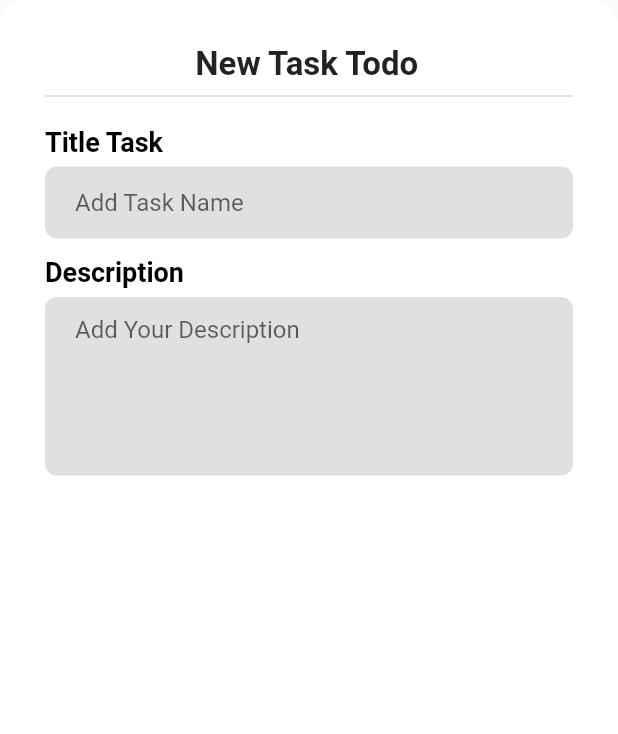
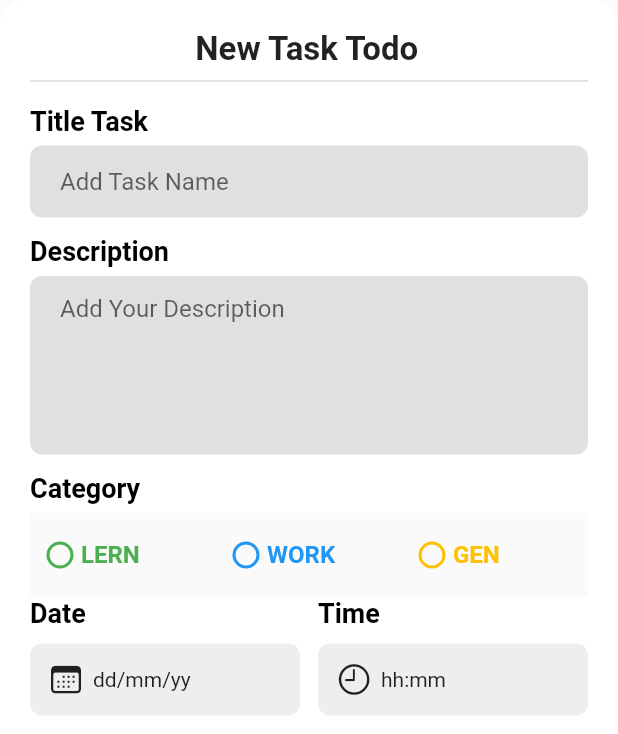
Before and after one commit to AbdullahiKhalif/Todo-App-Flutter, a Flutter app: the AddNewTaskWidget widget shown alone on an empty page, opened directly, on a phone screen of 412 x 824 dp. Shown: the top 734 px of the screen. Run offline on Flutter 3.47's test engine with Material 2 defaults, Android fonts, the phone set to English and light mode, and no system bars; our stand-ins replace gap.

Commit message:
adding custom category widget and date a& time

```diff
--- a/lib/main.dart
+++ b/lib/main.dart
@@ -103,6 +103,7 @@ class MyApp extends StatelessWidget {
                     child: Text('+ New Task'),
                     onPressed: () => {
                       showModalBottomSheet(
+                          isScrollControlled: true,
                           shape: BeveledRectangleBorder(
                               borderRadius: BorderRadius.only(
                                   topLeft: Radius.circular(5.0),
--- a/lib/widgets/add_new_task.dart
+++ b/lib/widgets/add_new_task.dart
@@ -1,6 +1,9 @@
+import 'package:flutter/cupertino.dart';
 import 'package:flutter/material.dart';
 import 'package:gap/gap.dart';
 import 'package:todo_app/constants/app_style_constants.dart';
+import 'package:todo_app/widgets/date_time.dart';
+import 'package:todo_app/widgets/radio-list-tile.dart';
 import 'package:todo_app/widgets/text_field.dart';
 
 class AddNewTaskWidget extends StatelessWidget {
@@ -11,8 +14,8 @@ class AddNewTaskWidget extends StatelessWidget {
   @override
   Widget build(BuildContext context) {
     return Container(
-      padding: const EdgeInsets.all(30.0),
-      height: MediaQuery.of(context).size.height * 0.70,
+      padding: const EdgeInsets.all(20.0),
+      height: MediaQuery.of(context).size.height * 0.80,
       decoration: BoxDecoration(
         color: Colors.white,
         borderRadius: BorderRadius.circular(16),
@@ -31,7 +34,7 @@ class AddNewTaskWidget extends StatelessWidget {
           Divider(
             thickness: 1.2,
           ),
-          Gap(12.0),
+          Gap(8.0),
           const Text('Title Task', style: AppStyle.headingOne),
           Gap(6),
           TextFieldWidget(hintText: 'Add Task Name', maxLine: 1),
@@ -42,6 +45,43 @@ class AddNewTaskWidget extends StatelessWidget {
           ),
           Gap(6),
           TextFieldWidget(hintText: 'Add Your Description', maxLine: 5),
+          Gap(12),
+          const Text('Category', style: AppStyle.headingOne),
+          Gap(6),
+          Row(
+            children: [
+              Expanded(
+                child: RadioListTileWidget(
+                    titleRadio: 'LERN', catColor: Colors.green.shade500),
+              ),
+              Expanded(
+                child: RadioListTileWidget(
+                    titleRadio: 'WORK', catColor: Colors.blue.shade500),
+              ),
+              Expanded(
+                child: RadioListTileWidget(
+                    titleRadio: 'GEN', catColor: Colors.amber.shade500),
+              ),
+            ],
+          ),
+
+          //Date and Time section
+          Row(
+            mainAxisAlignment: MainAxisAlignment.spaceBetween,
+            children: [
+              DateTimeWidget(
+                  icon: CupertinoIcons.calendar,
+                  titleText: 'Date',
+                  valueText: 'dd/mm/yy'),
+              Gap(12),
+              DateTimeWidget(
+                  icon: CupertinoIcons.clock,
+                  titleText: 'Time',
+                  valueText: 'hh:mm')
+            ],
+          ),
+
+          //
         ],
       ),
     );
--- /dev/null
+++ b/lib/widgets/date_time.dart
@@ -0,0 +1,45 @@
+import 'package:flutter/cupertino.dart';
+import 'package:flutter/material.dart';
+import 'package:gap/gap.dart';
+
+import '../constants/app_style_constants.dart';
+
+class DateTimeWidget extends StatelessWidget {
+  const DateTimeWidget({
+    super.key,
+    required this.icon,
+    required this.titleText,
+    required this.valueText,
+  });
+
+  final String titleText;
+  final IconData icon;
+  final String valueText;
+
+  @override
+  Widget build(BuildContext context) {
+    return Expanded(
+      child: Column(
+        crossAxisAlignment: CrossAxisAlignment.start,
+        children: [
+          Text(titleText, style: AppStyle.headingOne),
+          Gap(10),
+          Container(
+            padding: const EdgeInsets.symmetric(horizontal: 12, vertical: 12),
+            decoration: BoxDecoration(
+              borderRadius: BorderRadius.circular(8),
+              color: Colors.grey.shade200,
+            ),
+            child: Row(
+              children: [
+                Icon(icon),
+                Gap(6),
+                Text(valueText),
+              ],
+            ),
+          )
+        ],
+      ),
+    );
+  }
+}
--- /dev/null
+++ b/lib/widgets/radio-list-tile.dart
@@ -0,0 +1,36 @@
+import 'package:flutter/material.dart';
+
+class RadioListTileWidget extends StatelessWidget {
+  const RadioListTileWidget({
+    super.key,
+    required this.titleRadio,
+    required this.catColor,
+  });
+  final Color catColor;
+  final String titleRadio;
+
+  @override
+  Widget build(BuildContext context) {
+    return Material(
+      child: Theme(
+        data: ThemeData(unselectedWidgetColor: catColor),
+        child: RadioListTile(
+          contentPadding: EdgeInsets.zero,
+          title: Transform.translate(
+            offset: Offset(-22, 0),
+            child: Text(
+              titleRadio,
+              style: TextStyle(
+                color: catColor,
+                fontWeight: FontWeight.bold,
+              ),
+            ),
+          ),
+          value: 1,
+          groupValue: 0,
+          onChanged: (value) => {},
+        ),
+      ),
+    );
+  }
+}
```
